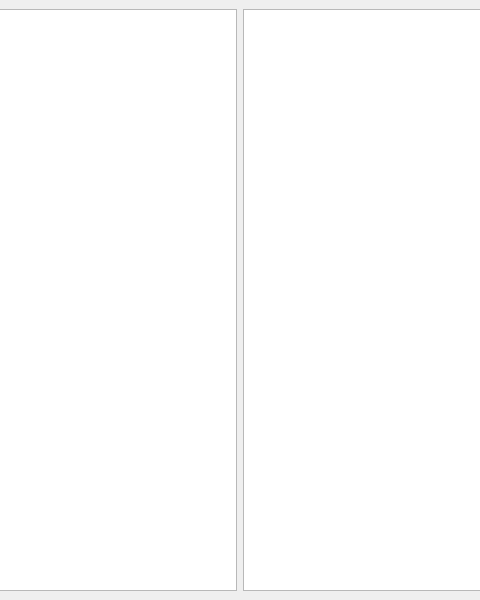
Qt form ui_mainwindow.ui (shimpe/hippoglyph) before a commit; both pictures show x 160 to 640 and y 0 to 600 of the 800 by 600 pixel window.
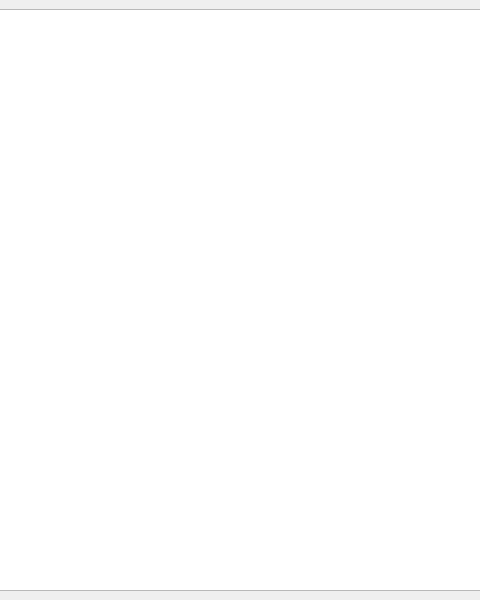
The same form after that commit.

Patch:
```diff
--- a/ui_mainwindow.ui
+++ b/ui_mainwindow.ui
@@ -18,9 +18,6 @@
                 <item>
                     <widget class="QGraphicsView" name="cameraView"/>
                 </item>
-                <item>
-                    <widget class="QGraphicsView" name="graphicsView"/>
-                </item>
             </layout>
         </widget>
     </widget>
```
Left out of the diff: 1 changed line with no effect on the pictures. Lines whose indentation alone changed are shown as unchanged.
